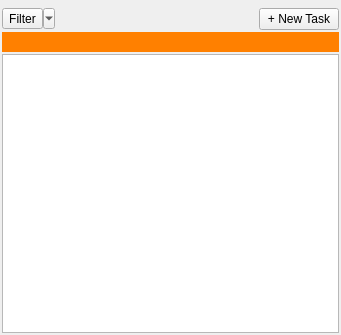
Above: resources/my_tasks_form.ui from shotgunsoftware/tk-multi-workfiles2 before the change. Below: the same form after it.
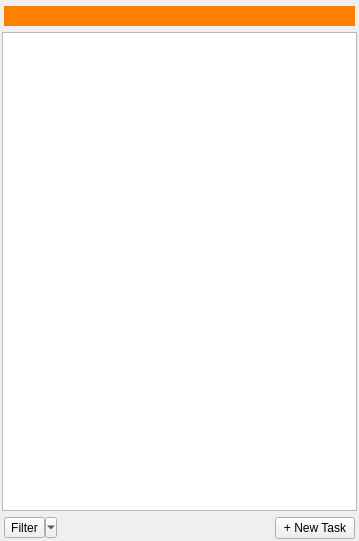
That is the form after the change. Custom widgets are drawn as their Qt base class.

Patch:
```diff
--- a/resources/my_tasks_form.ui
+++ b/resources/my_tasks_form.ui
@@ -6,22 +6,22 @@
    <rect>
     <x>0</x>
     <y>0</y>
-    <width>341</width>
-    <height>335</height>
+    <width>359</width>
+    <height>541</height>
    </rect>
   </property>
   <property name="windowTitle">
    <string>Form</string>
   </property>
-  <layout class="QVBoxLayout" name="verticalLayout" stretch="0,0,1">
+  <layout class="QVBoxLayout" name="verticalLayout" stretch="0,1,0">
    <property name="spacing">
-    <number>2</number>
+    <number>-1</number>
    </property>
    <property name="leftMargin">
     <number>2</number>
    </property>
    <property name="topMargin">
-    <number>8</number>
+    <number>6</number>
    </property>
    <property name="rightMargin">
     <number>2</number>
@@ -29,8 +29,42 @@
    <property name="bottomMargin">
     <number>2</number>
    </property>
+   <item>
+    <layout class="QHBoxLayout" name="horizontalLayout_2">
+     <property name="leftMargin">
+      <number>2</number>
+     </property>
+     <property name="rightMargin">
+      <number>2</number>
+     </property>
+     <item>
+      <widget class="SearchWidget" name="search_ctrl" native="true">
+       <property name="minimumSize">
+        <size>
+         <width>0</width>
+         <height>20</height>
+        </size>
+       </property>
+       <property name="styleSheet">
+        <string notr="true">#search_ctrl {
+background-color: rgb(255, 128, 0);
+}</string>
+       </property>
+      </widget>
+     </item>
+    </layout>
+   </item>
+   <item>
+    <widget class="MyTasksTreeView" name="task_tree"/>
+   </item>
    <item>
     <layout class="QHBoxLayout" name="horizontalLayout">
+     <property name="leftMargin">
+      <number>2</number>
+     </property>
+     <property name="rightMargin">
+      <number>2</number>
+     </property>
      <item>
       <widget class="QToolButton" name="toolButton">
        <property name="styleSheet">
@@ -72,24 +106,6 @@
      </item>
     </layout>
    </item>
-   <item>
-    <widget class="SearchWidget" name="search_ctrl" native="true">
-     <property name="minimumSize">
-      <size>
-       <width>0</width>
-       <height>20</height>
-      </size>
-     </property>
-     <property name="styleSheet">
-      <string notr="true">#search_ctrl {
-background-color: rgb(255, 128, 0);
-}</string>
-     </property>
-    </widget>
-   </item>
-   <item>
-    <widget class="QTreeView" name="task_tree"/>
-   </item>
   </layout>
  </widget>
  <customwidgets>
@@ -99,6 +115,11 @@
    <header>..search_widget</header>
    <container>1</container>
   </customwidget>
+  <customwidget>
+   <class>MyTasksTreeView</class>
+   <extends>QTreeView</extends>
+   <header>..my_tasks_tree_view</header>
+  </customwidget>
  </customwidgets>
  <resources/>
  <connections/>
```
